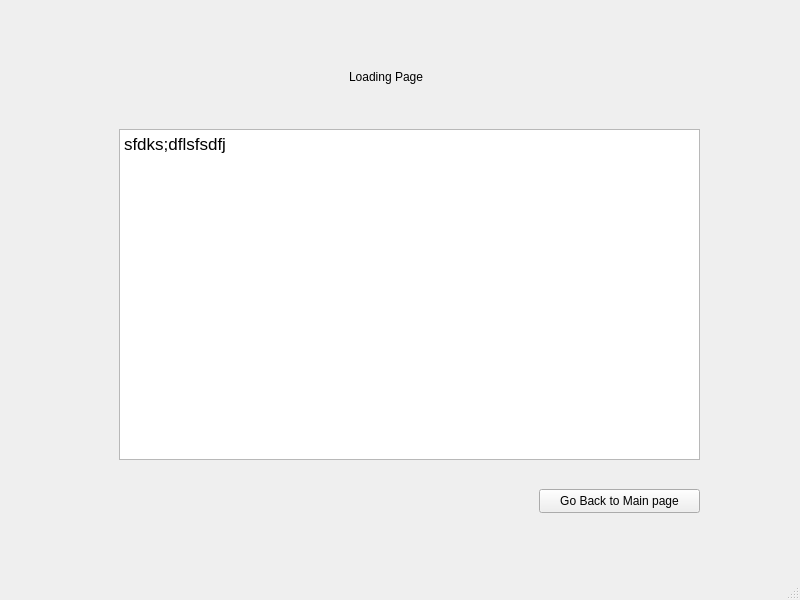
First picture: the form in mainwindow.ui, repository vbaswin/Memory-Forensics-Data-Carving-Tool, before the edit.
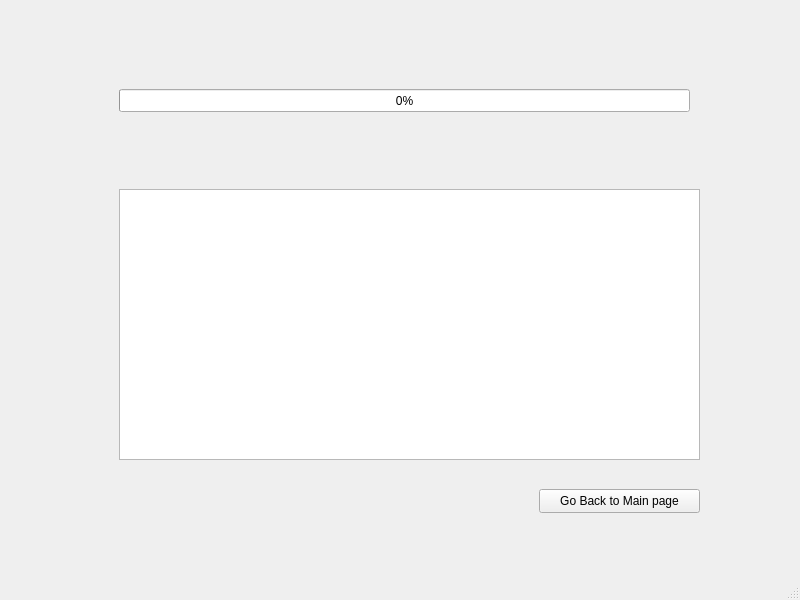
Second picture: the form after the edit. The open tabs and pages were chosen to show the change.

Commit message: progress bar need to work on

What changed in the file:
```diff
--- a/mainwindow.ui
+++ b/mainwindow.ui
@@ -101,19 +101,6 @@
        </widget>
       </widget>
       <widget class="QWidget" name="LoadPage">
-       <widget class="QLabel" name="label_2">
-        <property name="geometry">
-         <rect>
-          <x>340</x>
-          <y>60</y>
-          <width>91</width>
-          <height>16</height>
-         </rect>
-        </property>
-        <property name="text">
-         <string>Loading Page </string>
-        </property>
-       </widget>
        <widget class="QPushButton" name="goBackToMainPageButton">
         <property name="geometry">
          <rect>
@@ -131,9 +118,9 @@
         <property name="geometry">
          <rect>
           <x>110</x>
-          <y>120</y>
+          <y>180</y>
           <width>581</width>
-          <height>331</height>
+          <height>271</height>
          </rect>
         </property>
         <property name="html">
@@ -144,10 +131,22 @@
 li.unchecked::marker { content: &quot;\2610&quot;; }
 li.checked::marker { content: &quot;\2612&quot;; }
 &lt;/style&gt;&lt;/head&gt;&lt;body style=&quot; font-family:'.AppleSystemUIFont'; font-size:13pt; font-weight:400; font-style:normal;&quot;&gt;
-&lt;p style=&quot; margin-top:0px; margin-bottom:0px; margin-left:0px; margin-right:0px; -qt-block-indent:0; text-indent:0px;&quot;&gt;sfdks;dflsfsdfj&lt;/p&gt;
 &lt;p style=&quot;-qt-paragraph-type:empty; margin-top:0px; margin-bottom:0px; margin-left:0px; margin-right:0px; -qt-block-indent:0; text-indent:0px;&quot;&gt;&lt;br /&gt;&lt;/p&gt;&lt;/body&gt;&lt;/html&gt;</string>
         </property>
        </widget>
+       <widget class="QProgressBar" name="progressBar">
+        <property name="geometry">
+         <rect>
+          <x>110</x>
+          <y>80</y>
+          <width>571</width>
+          <height>23</height>
+         </rect>
+        </property>
+        <property name="value">
+         <number>0</number>
+        </property>
+       </widget>
       </widget>
      </widget>
     </item>
```
The commit also changes 2 other files.
